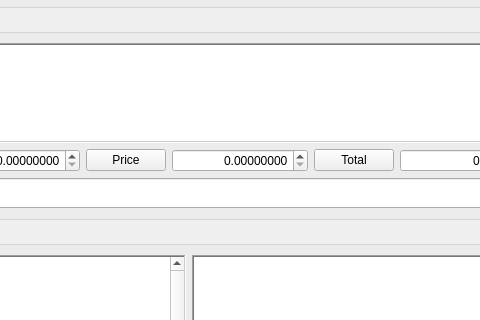
Qt form goxgui/ui/main_window.ui (sebastianhaberey/goxgui) before a commit; both pictures show x 267 to 747 and y 138 to 458 of the 911 by 896 pixel window.
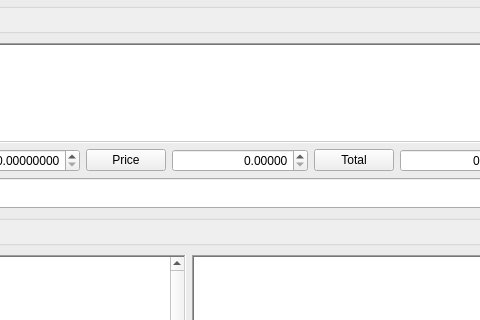
The same form after that commit.

Commit message: Correct number of decimals in some places.

```diff
--- a/goxgui/ui/main_window.ui
+++ b/goxgui/ui/main_window.ui
@@ -378,7 +378,7 @@
             <enum>QAbstractSpinBox::UpDownArrows</enum>
            </property>
            <property name="decimals">
-            <number>8</number>
+            <number>5</number>
            </property>
            <property name="maximum">
             <double>9999.000000000000000</double>
```
The commit also changes 2 other files.
